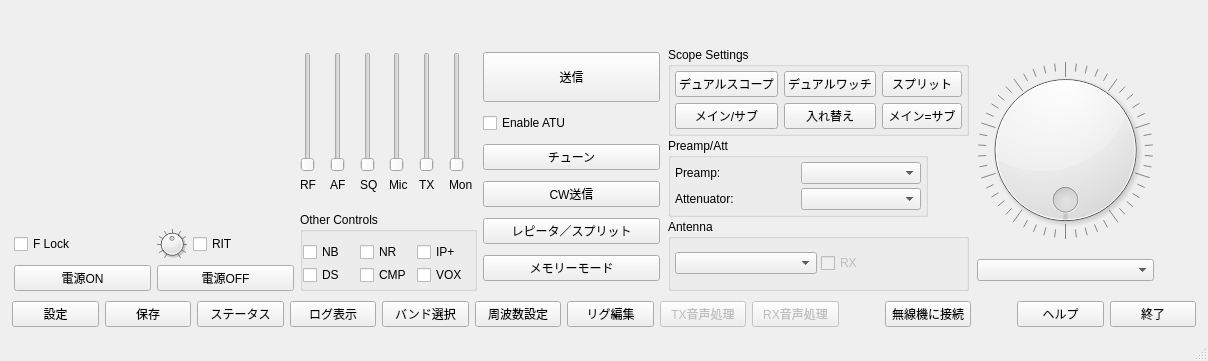
Qt form src/wfmain.ui (kazushinjo/wfview-win) before a commit.
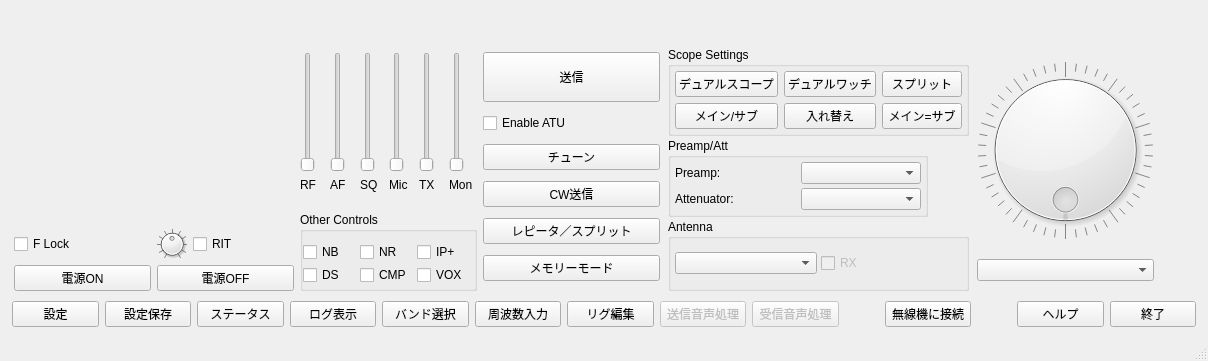
The same form after that commit. Custom widgets are drawn as their Qt base class.

The edit to the form file:
```diff
--- a/src/wfmain.ui
+++ b/src/wfmain.ui
@@ -1249,7 +1249,7 @@
           <enum>Qt::NoFocus</enum>
          </property>
          <property name="text">
-          <string>保存</string>
+          <string>設定保存</string>
          </property>
         </widget>
        </item>
@@ -1289,7 +1289,7 @@
           <enum>Qt::NoFocus</enum>
          </property>
          <property name="text">
-          <string>周波数設定</string>
+          <string>周波数入力</string>
          </property>
         </widget>
        </item>
@@ -1312,7 +1312,7 @@
           <enum>Qt::NoFocus</enum>
          </property>
          <property name="text">
-          <string>TX音声処理</string>
+          <string>送信音声処理</string>
          </property>
         </widget>
        </item>
@@ -1325,7 +1325,7 @@
           <enum>Qt::NoFocus</enum>
          </property>
          <property name="text">
-          <string>RX音声処理</string>
+          <string>受信音声処理</string>
          </property>
         </widget>
        </item>
```
